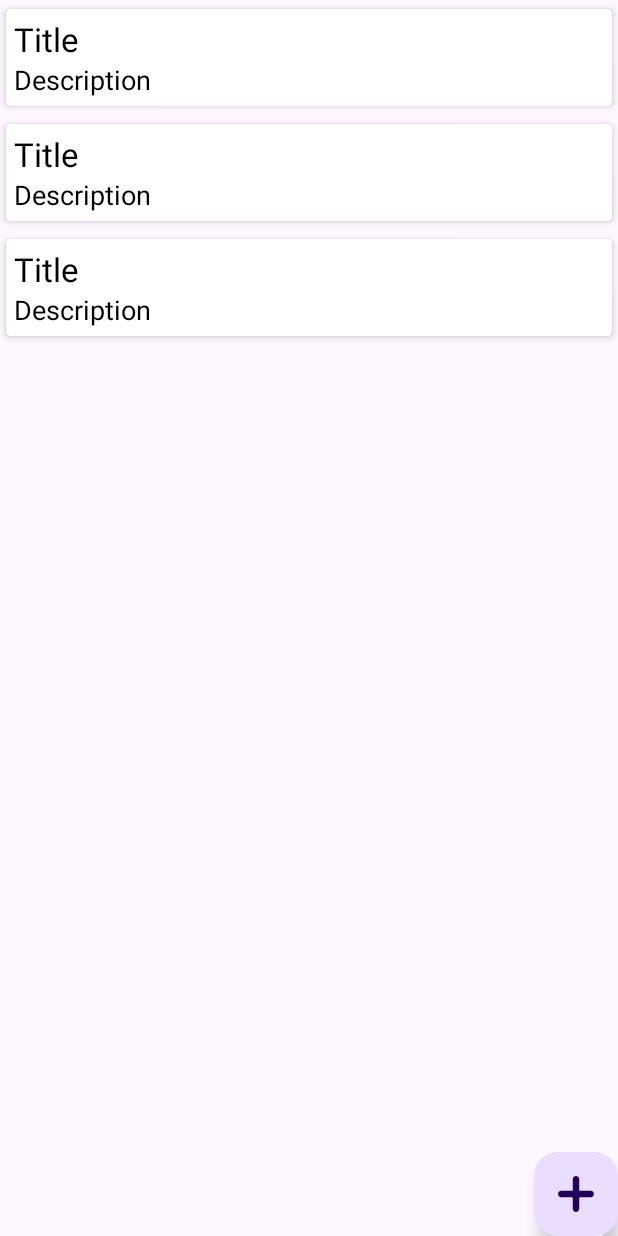
After one commit to MaybeOmar/Schooler1, an Android app: the layout activity_annoouncment_list.xml on its own in the app's theme, with its tools: preview values and no code run, on a phone screen of 412 x 824 dp. The commit adds this screen. Run offline under Robolectric (Android 15) with nearby library versions, the phone set to English and light mode, and no system bars.

Commit message:
"view announcment from database"

```diff
--- a/app/src/main/java/com/example/schoolmanagementsystem/add_announcement.java
+++ b/app/src/main/java/com/example/schoolmanagementsystem/add_announcement.java
@@ -1,7 +1,6 @@
 package com.example.schoolmanagementsystem;
 
 import androidx.annotation.NonNull;
-import androidx.appcompat.app.ActionBar;
 import androidx.appcompat.app.AppCompatActivity;
 
 import android.app.ProgressDialog;
@@ -47,7 +46,7 @@ public class add_announcement extends AppCompatActivity {
 view_list.setOnClickListener(new View.OnClickListener() {
     @Override
     public void onClick(View v) {
-        startActivity(new Intent(add_announcement.this,announcment_list.class));
+        startActivity(new Intent(add_announcement.this, annoouncment_List.class));
         finish();
     }
 });
--- a/app/src/main/java/com/example/schoolmanagementsystem/admin_home_page.java
+++ b/app/src/main/java/com/example/schoolmanagementsystem/admin_home_page.java
@@ -32,7 +32,7 @@ public class admin_home_page extends AppCompatActivity {
         modelList = new ArrayList<>();
         modelList.add(new Model(R.drawable.addaccount, Registeration.class,"Create Account"));
         modelList.add(new Model(R.drawable.deleteaccount, student_home_page.class,"Delete Account"));
-        modelList.add(new Model(R.drawable.announcement, announcment_list.class,"Announcements"));
+        modelList.add(new Model(R.drawable.announcement, annoouncment_List.class,"Announcements"));
         modelList.add(new Model(R.drawable.subjectwork1, SubjectWorkActivity.class,"Class Work"));
         modelList.add(new Model(R.drawable.a_attend, login_page.class,"Attendance"));
         modelList.add(new Model(R.drawable.a_exit_permits, login_page.class,"Exit Permits"));
--- /dev/null
+++ b/app/src/main/res/layout/activity_annoouncment_list.xml
@@ -0,0 +1,44 @@
+<?xml version="1.0" encoding="utf-8"?>
+<RelativeLayout
+
+    xmlns:android="http://schemas.android.com/apk/res/android"
+    xmlns:app="http://schemas.android.com/apk/res-auto"
+    xmlns:tools="http://schemas.android.com/tools"
+    android:id="@+id/main"
+    android:layout_width="match_parent"
+    android:layout_height="match_parent">
+    <!--tools:context=".ui.announcment_list"-->
+
+
+
+    <androidx.recyclerview.widget.RecyclerView
+        android:id="@+id/recyclerView_list"
+        android:layout_width="match_parent"
+        android:layout_height="wrap_content"
+        tools:listitem="@layout/announcment_model_layout"
+        >
+
+
+    </androidx.recyclerview.widget.RecyclerView>
+<com.google.android.material.floatingactionbutton.FloatingActionButton
+    android:id="@+id/add_btn"
+    android:layout_width="wrap_content"
+    android:layout_height="wrap_content"
+    android:src="@drawable/ic_add"
+    android:layout_alignParentBottom="true"
+    android:layout_alignParentEnd="true"
+    android:layout_alignParentRight="true"
+    ></com.google.android.material.floatingactionbutton.FloatingActionButton>
+
+    <!--<Button
+        android:id="@+id/add_announcment"
+        android:layout_width="wrap_content"
+        android:layout_height="wrap_content"
+        android:layout_marginEnd="24dp"
+        android:layout_marginBottom="52dp"
+        android:background="@drawable/custom_btn"
+        android:text="Add"
+        app:backgroundTint="@null"
+        app:layout_constraintBottom_toBottomOf="parent"
+        app:layout_constraintEnd_toEndOf="parent" />-->
+</RelativeLayout>
--- /dev/null
+++ b/app/src/main/res/layout/announcment_model_layout.xml
@@ -0,0 +1,43 @@
+<?xml version="1.0" encoding="utf-8"?>
+<androidx.cardview.widget.CardView xmlns:android="http://schemas.android.com/apk/res/android"
+    android:layout_width="match_parent"
+    android:layout_height="wrap_content"
+    xmlns:app="http://schemas.android.com/apk/res-auto"
+    app:cardBackgroundColor="#fff"
+    app:contentPadding="5dp"
+    app:cardCornerRadius="3dp"
+    app:cardElevation="3dp"
+    app:cardUseCompatPadding="true"
+    >
+
+    <LinearLayout
+        android:layout_width="match_parent"
+        android:layout_height="wrap_content"
+        android:layout_gravity="center_vertical"
+        android:orientation="vertical">
+
+        <TextView
+            android:id="@+id/rtitle"
+            android:text="Title"
+            android:textSize="22sp"
+            android:textColor="#000"
+            android:layout_width="match_parent"
+            android:layout_height="wrap_content"
+
+            ></TextView>
+    <TextView
+        android:id="@+id/rdescription"
+
+        android:text="Description"
+        android:textSize="18sp"
+        android:textColor="#000"
+        android:layout_width="match_parent"
+        android:layout_height="wrap_content"
+
+        ></TextView>
+
+
+
+        </LinearLayout>
+
+</androidx.cardview.widget.CardView>
--- a/build.gradle.kts
+++ b/build.gradle.kts
@@ -5,5 +5,5 @@ buildscript {
 }
 // Top-level build file where you can add configuration options common to all sub-projects/modules.
 plugins {
-    id("com.android.application") version "8.2.2" apply false
+    id("com.android.application") version "8.3.1" apply false
 }
```
Also changed, not shown: app/src/main/AndroidManifest.xml (+6 -3 lines), app/src/main/java/com/example/schoolmanagementsystem/Models/announcment_model.java (+6 -6 lines), app/src/main/java/com/example/schoolmanagementsystem/ViewHolder.java (added, +47 -0 lines), app/src/main/java/com/example/schoolmanagementsystem/annoouncment_List.java (added, +96 -0 lines), app/src/main/java/com/example/schoolmanagementsystem/announcment_adapter.java (added, +86 -0 lines), app/src/main/java/com/example/schoolmanagementsystem/announcment_list.java (deleted, +0 -30 lines), app/src/main/res/layout/activity_announcment_list.xml (deleted, +0 -19 lines), gradle/wrapper/gradle-wrapper.properties.
